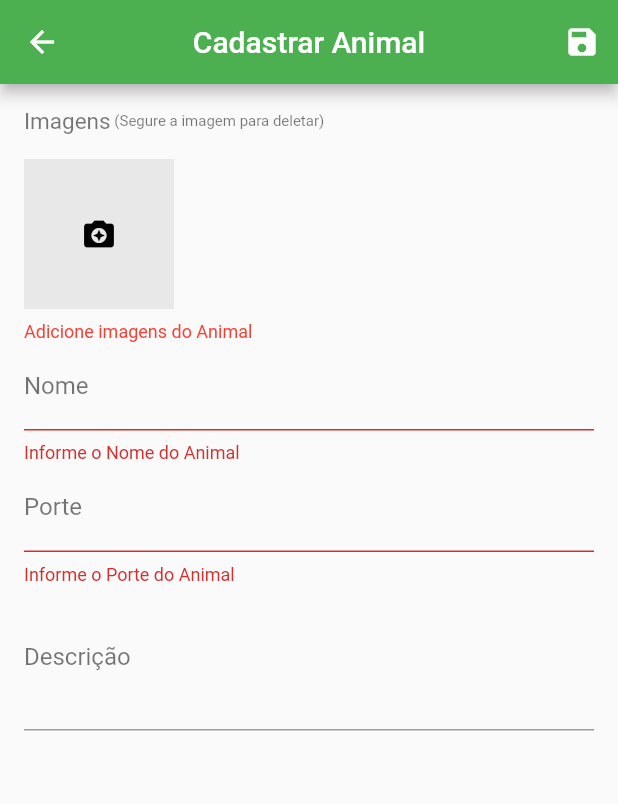
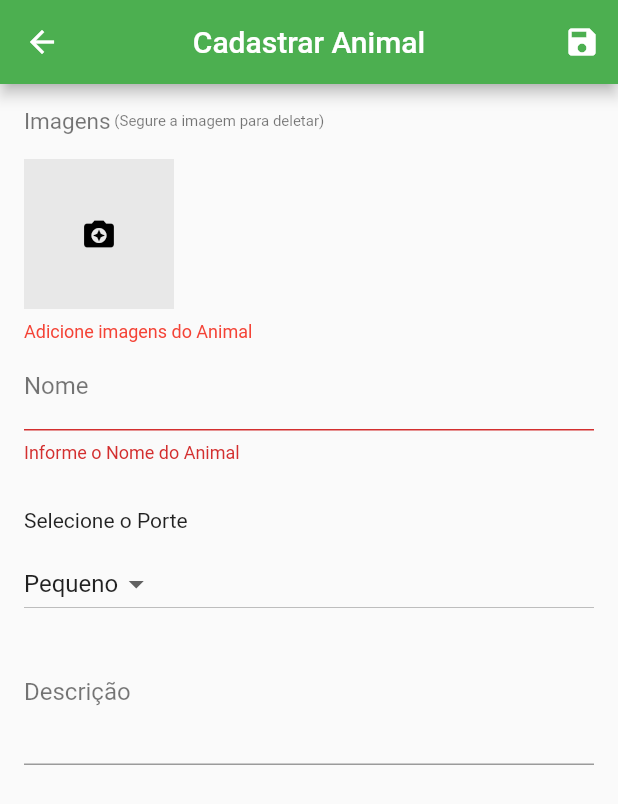
Before and after one commit to joaoconstancio1/aniuaze, a Flutter app: the FormScreen screen opened directly, after a tap on the "save" icon, on a phone screen of 412 x 824 dp. Shown: the top 804 px of the screen. Run offline on Flutter 3.47's test engine with Material 2 defaults, Android fonts, the phone set to English and light mode, and no system bars; our stand-ins replace cloud_firestore, firebase_auth, firebase_storage, image_cropper, image_picker, rxdart; missing offline and left inert: bloc_pattern; accounts and stored records are empty.

Commit message:
Dropdown formScreen e SnackBar

```diff
--- a/lib/blocs/animal_bloc.dart
+++ b/lib/blocs/animal_bloc.dart
@@ -65,6 +65,7 @@ class AnimalBloc extends BlocBase {
       return true;
     } catch (e) {
       _loadingController.add(false);
+      print('MERDA DE ERRO DO ANIMAL BLOC >>>>> ${e}');
       return false;
     }
   }
--- a/lib/main.dart
+++ b/lib/main.dart
@@ -20,7 +20,7 @@ class MyApp extends StatelessWidget {
             primaryColor: Colors.green
         ),
         debugShowCheckedModeBanner: false,
-        home: FormScreen(),
+        home: HomeScreen(),
       ),
     );
   }
--- a/lib/screens/FormScreen.dart
+++ b/lib/screens/FormScreen.dart
@@ -1,4 +1,5 @@
 import 'package:aniuaze/blocs/animal_bloc.dart';
+import 'package:aniuaze/screens/home_screen.dart';
 
 import 'package:aniuaze/widgets/images_widget.dart';
 import 'package:flutter/material.dart';
@@ -14,6 +15,36 @@ class _FormScreenState extends State<FormScreen> {
   final AnimalBloc _animalBloc;
 
   _FormScreenState() : _animalBloc = AnimalBloc();
+
+  List<Porte> _portes = Porte.getCompanies();
+  List<DropdownMenuItem<Porte>> _dropdownMenuItems;
+  Porte _selectedPorte;
+
+  @override
+  void initState() {
+    _dropdownMenuItems = buildDropdownMenuItems(_portes);
+    _selectedPorte = _dropdownMenuItems[0].value;
+    super.initState();
+  }
+
+  List<DropdownMenuItem<Porte>> buildDropdownMenuItems(List portes) {
+    List<DropdownMenuItem<Porte>> items = List();
+    for (Porte porte in portes) {
+      items.add(
+        DropdownMenuItem(
+          value: porte,
+          child: Text(porte.name),
+        ),
+      );
+    }
+    return items;
+  }
+
+  onChangeDropdownItem(Porte selectedPorte) {
+    setState(() {
+      _selectedPorte = selectedPorte;
+    });
+  }
 
   @override
   Widget build(BuildContext context) {
@@ -73,12 +104,17 @@ class _FormScreenState extends State<FormScreen> {
                           onSaved: _animalBloc.saveNome,
                           validator: _validateName,
                         ),
-                        TextFormField(
-                          initialValue: snapshot.data["porte"],
-                          style: _fieldStyle,
-                          decoration: _buildDecoration("Porte"),
-                          onSaved: _animalBloc.savePorte,
-                          validator: _validatePorte,
+                        SizedBox(
+                          height: 30,
+                        ),
+                        Text("Selecione o Porte"),
+                        SizedBox(
+                          height: 10.0,
+                        ),
+                        DropdownButton(
+                          value: _selectedPorte,
+                          items: _dropdownMenuItems,
+                          onChanged: onChangeDropdownItem,
                         ),
                         TextFormField(
                           maxLines: 3,
@@ -116,14 +152,10 @@ class _FormScreenState extends State<FormScreen> {
     return null;
   }
 
-  String _validatePorte(String text) {
-    if (text.isEmpty) return "Informe o Porte do Animal";
-    return null;
-  }
-
   void saveAnimal() async {
     if (_formKey.currentState.validate()) {
       _formKey.currentState.save();
+      _animalBloc.savePorte(_selectedPorte.name);
 
       _scaffoldKey.currentState.showSnackBar(SnackBar(
         content: Text(
@@ -138,17 +170,22 @@ class _FormScreenState extends State<FormScreen> {
 
       _scaffoldKey.currentState.removeCurrentSnackBar();
 
+      if(success == true)
+        Navigator.of(context).push(MaterialPageRoute(
+            builder: (context) => HomeScreen(
+              successMsg: "Animal Cadastrado!",
+            )));
+      else{
         _scaffoldKey.currentState.showSnackBar(SnackBar(
           content: Text(
-          success ? "Animal Cadastrado!" : "Erro ao salvar!",
+           "Erro ao salvar!",
             style: TextStyle(color: Colors.white),
           ),
           backgroundColor: Theme.of(context).primaryColor,
         ));
       }
     }
-
-  //testando git
+  }
 
   InputDecoration _buildDecoration(String label) {
     return InputDecoration(
@@ -157,3 +194,18 @@ class _FormScreenState extends State<FormScreen> {
 
   final _fieldStyle = TextStyle(color: Colors.black, fontSize: 16);
 }
+
+class Porte {
+  int id;
+  String name;
+
+  Porte(this.id, this.name);
+
+  static List<Porte> getCompanies() {
+    return <Porte>[
+      Porte(1, 'Pequeno'),
+      Porte(2, 'Médio'),
+      Porte(3, 'Grande'),
+    ];
+  }
+}
```
Also changed, not shown: lib/screens/home_screen.dart (+34 -3 lines). Lines whose indentation alone changed are shown as unchanged.
